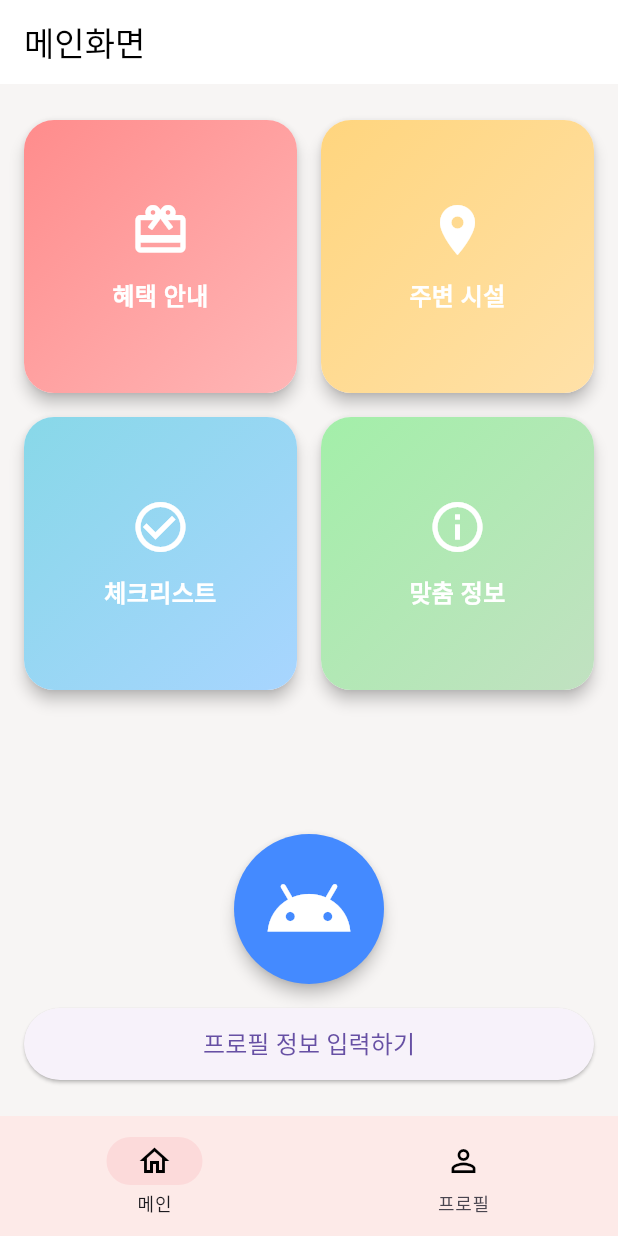
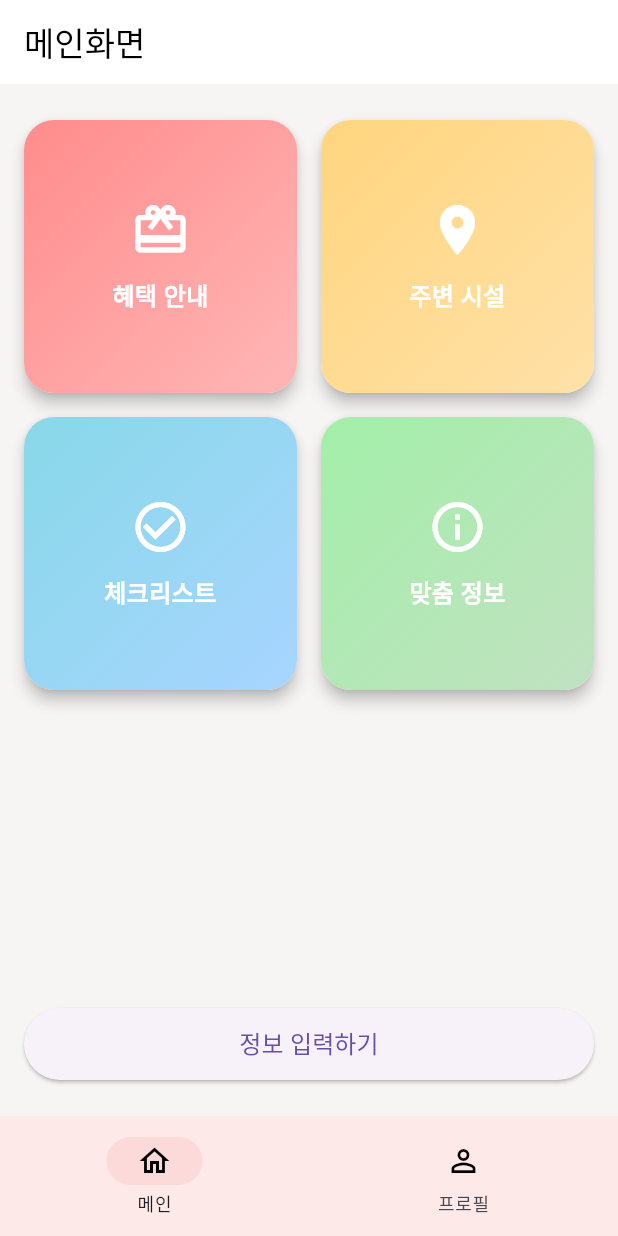
Before and after one commit to KimDaegun00/capstone01, a Flutter app: the screen it shows after launch, on a phone screen of 412 x 824 dp. Run offline on Flutter 3.47's test engine with Material 3 defaults, Android fonts, the phone set to English and light mode, and no system bars.

Commit message:
Revert "메인화면 AI버튼 추가"
This reverts commit a3b77f106065fbc26fdbd241f61040567eccde33.

```diff
--- a/lib/nav_screens/main_screen.dart
+++ b/lib/nav_screens/main_screen.dart
@@ -8,6 +8,7 @@ import 'package:capstone/detail_screens/checklist_screen.dart';
 import 'package:capstone/detail_screens/info_screen.dart';
 import 'package:capstone/detail_screens/nearby_screen.dart';
 import 'package:capstone/nav_screens/InfoInputMainScreen.dart';
+
 
 void main() => runApp(MyApp());
 
@@ -51,7 +52,7 @@ class _MainScreenState extends State<MainScreen> {
         elevation: 0,
         foregroundColor: Colors.black,
       )
-          : null,
+          : null, // 👉 다른 화면일 땐 AppBar 없앰
       backgroundColor: const Color(0xFFF7F5F4),
       body: _getBody(),
       bottomNavigationBar: BottomNavBar(
@@ -62,16 +63,19 @@ class _MainScreenState extends State<MainScreen> {
   }
 }
 
+
 /// 메인 화면 2x2 그리드 메뉴
 class MainGridMenu extends StatelessWidget {
   const MainGridMenu({Key? key}) : super(key: key);
+
+
 
   static List<MenuItem> items = [
     MenuItem(
       title: '혜택 안내',
       icon: Icons.card_giftcard,
       gradient: [Color(0xFFFF8C8C), Color(0xFFFFB6B6)],
-      screen: BenefitScreen(),
+      screen: BenefitScreen(), // BenefitScreen으로 이동
     ),
     MenuItem(
       title: '주변 시설',
@@ -105,47 +109,23 @@ class MainGridMenu extends StatelessWidget {
               crossAxisSpacing: 16,
               mainAxisSpacing: 16,
               childAspectRatio: 1,
-              children:
-              items.map((item) => _buildGridItem(item, context)).toList(),
+              children: items.map((item) => _buildGridItem(item, context)).toList(),
             ),
           ),
-          const SizedBox(height: 16),
-
-          ///  동그라미 AI 버튼
-          Align(
-            alignment: Alignment.center,
-            child: SizedBox(
-              width: 100, // 버튼 전체 크기 조정
-              height: 100,
-              child: FloatingActionButton(
-                onPressed: () {
-                  // AI 기능 연결 예정
-                },
-                backgroundColor: Colors.blueAccent,
-                child: const Icon(Icons.android, size: 60, color: Colors.white), // 약간 여유 있게
-                shape: const CircleBorder(),
-                elevation: 4,
-              ),
-            ),
-          ),
-
-
-          const SizedBox(height: 16),
-
-          ///  정보 입력하기 버튼
+          SizedBox(height: 16),
           SizedBox(
-            width: double.infinity,
+            width: double.infinity,  // 가로 꽉 채우기
             height: 48,
             child: ElevatedButton(
               onPressed: () {
+                // 버튼 눌렀을 때 동작
                 Navigator.push(
                   context,
-                  MaterialPageRoute(
-                      builder: (context) => InfoInputMainScreen()),
+                  MaterialPageRoute(builder: (context) => InfoInputMainScreen()),
                 );
               },
-              child: const Text(
-                '프로필 정보 입력하기',
+              child: Text(
+                '정보 입력하기',
                 style: TextStyle(fontSize: 16),
               ),
             ),
@@ -155,6 +135,7 @@ class MainGridMenu extends StatelessWidget {
     );
   }
 
+
   Widget _buildGridItem(MenuItem item, BuildContext context) {
     return Material(
       elevation: 4,
@@ -162,6 +143,7 @@ class MainGridMenu extends StatelessWidget {
       child: InkWell(
         borderRadius: BorderRadius.circular(20),
         onTap: () {
+          // 해당 화면으로 이동
           Navigator.push(
             context,
             MaterialPageRoute(builder: (context) => item.screen),
@@ -200,6 +182,7 @@ class MainGridMenu extends StatelessWidget {
   }
 }
 
+
 /// 메뉴 아이템 모델
 class MenuItem {
   final String title;
@@ -211,6 +194,6 @@ class MenuItem {
     required this.title,
     required this.icon,
     required this.gradient,
-    required this.screen,
+    required this.screen, //스크린 이동 파라미터
   });
 }
```
Also changed, not shown: lib/nav_screens/calendar_screen.dart (line endings or trailing spaces).
